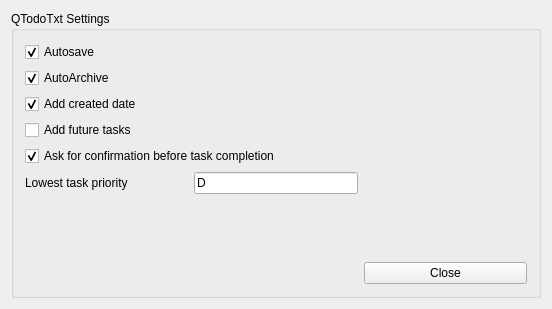
The window that qtodotxt/ui/settingsui.ui (QTodoTxt/QTodoTxt) describes before a commit, drawn with Qt 5.
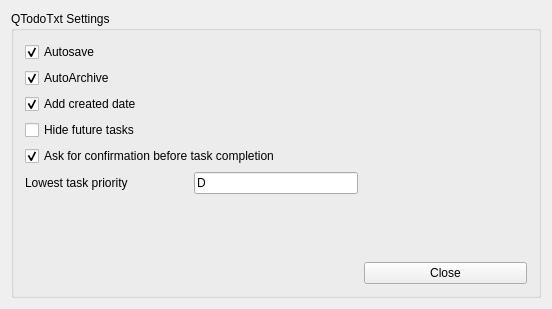
The same window after the commit.

Commit message: remove caching of settings and refresh filter when setting hide_fute_tasks

```diff
--- a/qtodotxt/ui/settingsui.ui
+++ b/qtodotxt/ui/settingsui.ui
@@ -53,7 +53,7 @@
       <item row="3" column="0">
        <widget class="QCheckBox" name="hideFutureTasksCheckBox">
         <property name="text">
-         <string>Add future tasks</string>
+         <string>Hide future tasks</string>
         </property>
         <property name="checked">
          <bool>false</bool>
```
The commit also changes 4 other files.
